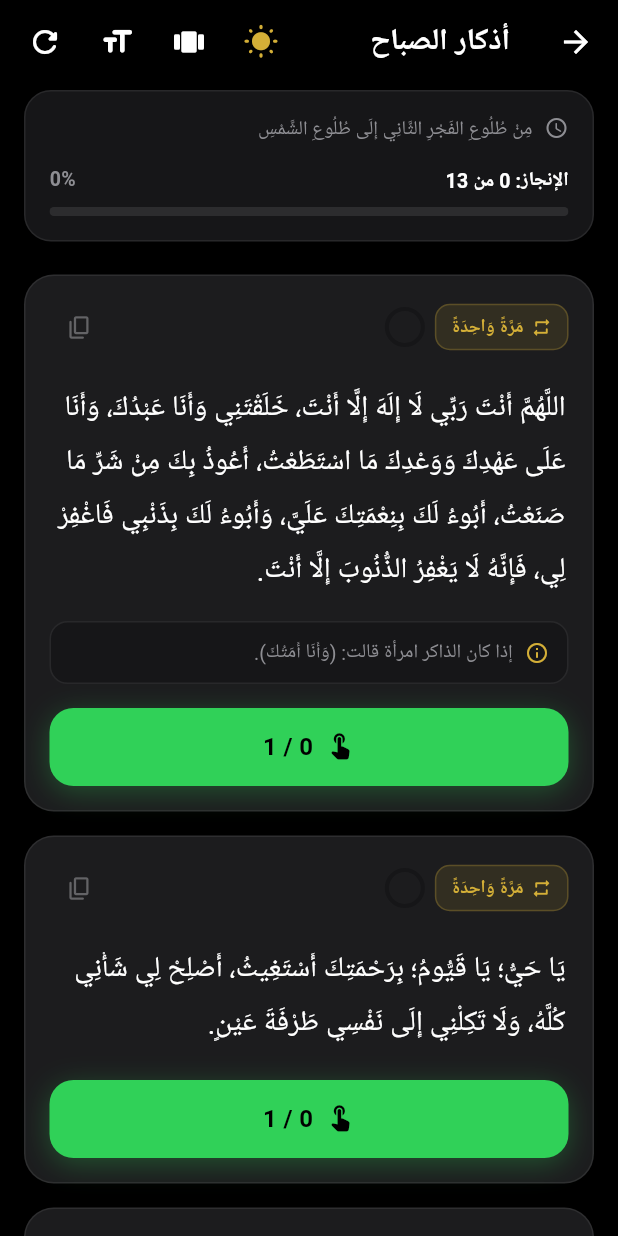
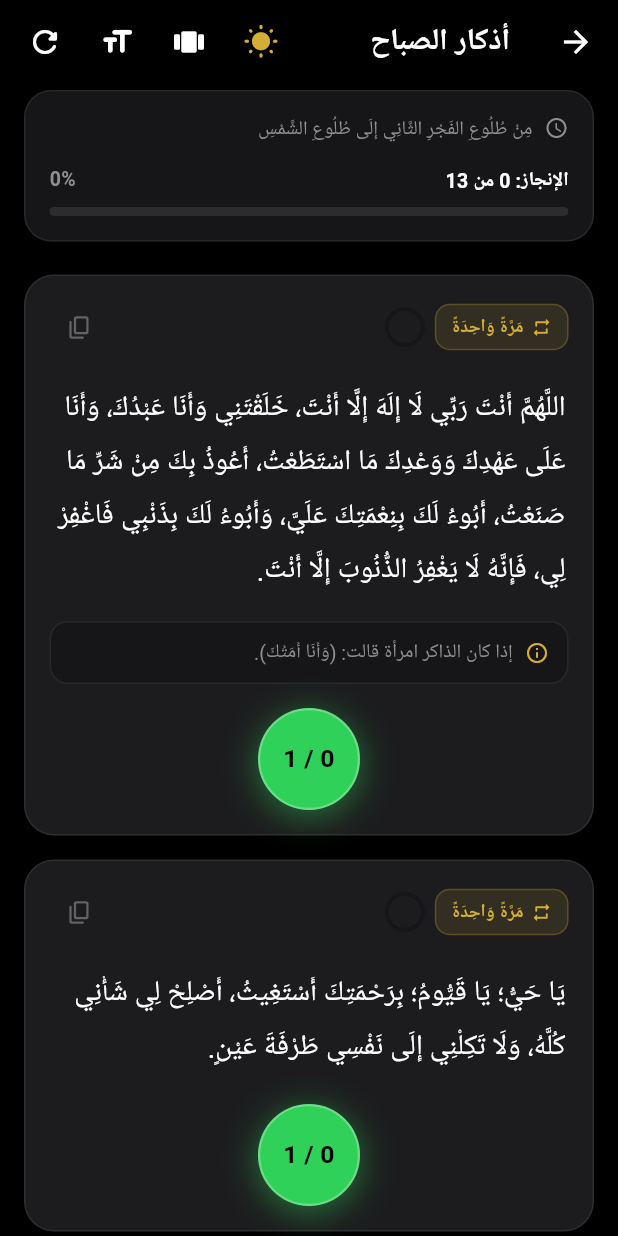
Before and after one commit to Abdelah-on-Git/dzikr, a Flutter app: the screen it shows after launch, after a tap on "أذكار الصباح", on a phone screen of 412 x 824 dp. Run offline on Flutter 3.47's test engine with Material 3 defaults, Android fonts, the phone set to English and light mode, and no system bars; our stand-ins replace shared_preferences.

Commit message:
feat(ui): place circular counter flanked by navigation arrows directly beneath zikr text box

```diff
--- /dev/null
+++ b/lib/widgets/circular_counter_button.dart
@@ -0,0 +1,159 @@
+import 'package:flutter/material.dart';
+import 'package:flutter/services.dart';
+import '../theme/app_colors.dart';
+
+class CircularCounterButton extends StatefulWidget {
+  final int currentCount;
+  final int repeatCount;
+  final bool isCompleted;
+  final VoidCallback onTap;
+  final double size;
+
+  const CircularCounterButton({
+    super.key,
+    required this.currentCount,
+    required this.repeatCount,
+    required this.isCompleted,
+    required this.onTap,
+    this.size = 68.0,
+  });
+
+  @override
+  State<CircularCounterButton> createState() => _CircularCounterButtonState();
+}
+
+class _CircularCounterButtonState extends State<CircularCounterButton>
+    with SingleTickerProviderStateMixin {
+  late AnimationController _pressController;
+  late Animation<double> _scaleAnimation;
+
+  @override
+  void initState() {
+    super.initState();
+    _pressController = AnimationController(
+      vsync: this,
+      duration: const Duration(milliseconds: 90),
+      lowerBound: 0.0,
+      upperBound: 1.0,
+    );
+    _scaleAnimation = Tween<double>(begin: 1.0, end: 0.93).animate(
+      CurvedAnimation(parent: _pressController, curve: Curves.easeInOut),
+    );
+  }
+
+  @override
+  void dispose() {
+    _pressController.dispose();
+    super.dispose();
+  }
+
+  void _onTapDown(TapDownDetails _) {
+    _pressController.forward();
+  }
+
+  void _onTapUp(TapUpDetails _) {
+    _pressController.reverse();
+    if (widget.isCompleted) {
+      HapticFeedback.lightImpact();
+    } else {
+      HapticFeedback.mediumImpact();
+    }
+    widget.onTap();
+  }
+
+  void _onTapCancel() {
+    _pressController.reverse();
+  }
+
+  @override
+  Widget build(BuildContext context) {
+    final colors = AppColors.of(context);
+    final countLabel = widget.repeatCount > 0
+        ? '${widget.currentCount} / ${widget.repeatCount}'
+        : '${widget.currentCount}';
+
+    return ScaleTransition(
+      scale: _scaleAnimation,
+      child: GestureDetector(
+        behavior: HitTestBehavior.opaque,
+        onTapDown: _onTapDown,
+        onTapUp: _onTapUp,
+        onTapCancel: _onTapCancel,
+        child: Container(
+          width: widget.size,
+          height: widget.size,
+          decoration: BoxDecoration(
+            shape: BoxShape.circle,
+            color: widget.isCompleted
+                ? (colors.isDark ? const Color(0xFF132A17) : const Color(0xFF2E7D32))
+                : colors.accentGreen,
+            border: Border.all(
+              color: widget.isCompleted
+                  ? colors.metallicGold
+                  : Colors.white.withValues(alpha: 0.28),
+              width: widget.isCompleted ? 2.0 : 1.5,
+            ),
+            boxShadow: widget.isCompleted
+                ? [
+                    BoxShadow(
+                      color: colors.metallicGold.withValues(alpha: 0.35),
+                      blurRadius: 16,
+                      spreadRadius: 1,
+                      offset: const Offset(0, 3),
+                    ),
+                  ]
+                : [
+                    BoxShadow(
+                      color: colors.greenGlow.withValues(alpha: 0.45),
+                      blurRadius: 18,
+                      spreadRadius: 1,
+                      offset: const Offset(0, 4),
+                    ),
+                  ],
+          ),
+          child: Center(
+            child: widget.isCompleted
+                ? Column(
+                    mainAxisAlignment: MainAxisAlignment.center,
+                    mainAxisSize: MainAxisSize.min,
+                    children: [
+                      Icon(
+                        Icons.check_circle_rounded,
+                        size: 15,
+                        color: colors.metallicGold,
+                      ),
+                      const SizedBox(height: 2),
+                      Padding(
+                        padding: const EdgeInsets.symmetric(horizontal: 4),
+                        child: Text(
+                          'تم الإنجاز (${widget.currentCount} / ${widget.repeatCount})',
+                          textAlign: TextAlign.center,
+                          maxLines: 2,
+                          style: TextStyle(
+                            color: colors.metallicGold,
+                            fontWeight: FontWeight.bold,
+                            fontSize: 9.5,
+                            height: 1.1,
+                          ),
+                        ),
+                      ),
+                    ],
+                  )
+                : Text(
+                    countLabel,
+                    textAlign: TextAlign.center,
+                    style: TextStyle(
+                      color: colors.isDark
+                          ? AppColors.pitchBlack
+                          : Colors.white,
+                      fontWeight: FontWeight.bold,
+                      fontSize: 16.5,
+                      letterSpacing: 0.2,
+                    ),
+                  ),
+          ),
+        ),
+      ),
+    );
+  }
+}
--- a/lib/widgets/zikr_card.dart
+++ b/lib/widgets/zikr_card.dart
@@ -2,8 +2,9 @@ import 'package:flutter/material.dart';
 import 'package:flutter/services.dart';
 import '../models/zikr_item.dart';
 import '../theme/app_colors.dart';
+import 'circular_counter_button.dart';
 
-class ZikrCard extends StatefulWidget {
+class ZikrCard extends StatelessWidget {
   final ZikrItem item;
   final int currentCount;
   final bool isCompleted;
@@ -11,6 +12,7 @@ class ZikrCard extends StatefulWidget {
   final VoidCallback onIncrement;
   final VoidCallback onDecrement;
   final VoidCallback onReset;
+  final bool isCarouselMode;
 
   const ZikrCard({
     super.key,
@@ -21,52 +23,11 @@ class ZikrCard extends StatefulWidget {
     required this.onIncrement,
     required this.onDecrement,
     required this.onReset,
+    this.isCarouselMode = false,
   });
 
-  @override
-  State<ZikrCard> createState() => _ZikrCardState();
-}
-
-class _ZikrCardState extends State<ZikrCard>
-    with SingleTickerProviderStateMixin {
-  late AnimationController _pressController;
-  late Animation<double> _scaleAnimation;
-
-  @override
-  void initState() {
-    super.initState();
-    _pressController = AnimationController(
-      vsync: this,
-      duration: const Duration(milliseconds: 90),
-      lowerBound: 0.0,
-      upperBound: 1.0,
-    );
-    _scaleAnimation = Tween<double>(begin: 1.0, end: 0.98).animate(
-      CurvedAnimation(parent: _pressController, curve: Curves.easeInOut),
-    );
-  }
-
-  @override
-  void dispose() {
-    _pressController.dispose();
-    super.dispose();
-  }
-
-  void _onTapDown(TapDownDetails _) {
-    _pressController.forward();
-  }
-
-  void _onTapUp(TapUpDetails _) {
-    _pressController.reverse();
-    widget.onIncrement();
-  }
-
-  void _onTapCancel() {
-    _pressController.reverse();
-  }
-
   void _copyText(BuildContext context, AppThemeColors colors) {
-    Clipboard.setData(ClipboardData(text: widget.item.text));
+    Clipboard.setData(ClipboardData(text: item.text));
     HapticFeedback.selectionClick();
     ScaffoldMessenger.of(context).showSnackBar(
       SnackBar(
@@ -85,8 +46,8 @@ class _ZikrCardState extends State<ZikrCard>
   @override
   Widget build(BuildContext context) {
     final colors = AppColors.of(context);
-    final progress = (widget.item.repeatCount > 0)
-        ? (widget.currentCount / widget.item.repeatCount).clamp(0.0, 1.0)
+    final progress = (item.repeatCount > 0)
+        ? (currentCount / item.repeatCount).clamp(0.0, 1.0)
         : 0.0;
 
     return Container(
@@ -95,12 +56,12 @@ class _ZikrCardState extends State<ZikrCard>
         color: colors.cardSurface,
         borderRadius: BorderRadius.circular(20),
         border: Border.all(
-          color: widget.isCompleted
+          color: isCompleted
               ? colors.accentGreen.withValues(alpha: 0.45)
               : colors.hairline,
-          width: widget.isCompleted ? 1.5 : 1.0,
+          width: isCompleted ? 1.5 : 1.0,
         ),
-        boxShadow: widget.isCompleted
+        boxShadow: isCompleted
             ? [
                 BoxShadow(
                   color: colors.greenGlow.withValues(alpha: 0.18),
@@ -143,7 +104,7 @@ class _ZikrCardState extends State<ZikrCard>
                       ),
                       const SizedBox(width: 5),
                       Text(
-                        widget.item.repeatText,
+                        item.repeatText,
                         style: TextStyle(
                           color: colors.metallicGold,
                           fontSize: 12,
@@ -167,12 +128,12 @@ class _ZikrCardState extends State<ZikrCard>
                         strokeWidth: 2.8,
                         backgroundColor: colors.surface,
                         valueColor: AlwaysStoppedAnimation<Color>(
-                          widget.isCompleted
+                          isCompleted
                               ? colors.metallicGold
                               : colors.accentGreen.withValues(alpha: 0.85),
                         ),
                       ),
-                      if (widget.isCompleted)
+                      if (isCompleted)
                         Icon(
                           Icons.star_rounded,
                           size: 13,
@@ -185,7 +146,7 @@ class _ZikrCardState extends State<ZikrCard>
                 const Spacer(),
 
                 // Decrement action (subtle header control)
-                if (widget.currentCount > 0)
+                if (currentCount > 0)
                   IconButton(
                     icon: Icon(
                       Icons.remove_circle_outline_rounded,
@@ -193,12 +154,12 @@ class _ZikrCardState extends State<ZikrCard>
                       color: colors.textSecondary,
                     ),
                     tooltip: 'إنقاص',
-                    onPressed: widget.onDecrement,
+                    onPressed: onDecrement,
                     visualDensity: VisualDensity.compact,
                   ),
 
                 // Reset action (subtle header control)
-                if (widget.currentCount > 0)
+                if (currentCount > 0)
                   IconButton(
                     icon: Icon(
                       Icons.replay_rounded,
@@ -206,12 +167,12 @@ class _ZikrCardState extends State<ZikrCard>
                       color: colors.textTertiary,
                     ),
                     tooltip: 'إعادة التعيين',
-                    onPressed: widget.onReset,
+                    onPressed: onReset,
                     visualDensity: VisualDensity.compact,
                   ),
 
                 // Completed Badge
-                if (widget.isCompleted)
+                if (isCompleted)
                   Container(
                     margin: const EdgeInsets.symmetric(horizontal: 4),
                     padding:
@@ -260,15 +221,15 @@ class _ZikrCardState extends State<ZikrCard>
           // Main Arabic Zikr Text (Large interactive tap area)
           GestureDetector(
             behavior: HitTestBehavior.opaque,
-            onTap: widget.onIncrement,
+            onTap: onIncrement,
             child: Padding(
               padding: const EdgeInsets.symmetric(horizontal: 18, vertical: 10),
               child: Text(
-                widget.item.text,
+                item.text,
                 textAlign: TextAlign.right,
                 style: TextStyle(
                   color: colors.textPrimary,
-                  fontSize: 19 * widget.fontScale,
+                  fontSize: 19 * fontScale,
                   height: 1.85,
                   fontWeight: FontWeight.w400,
                   letterSpacing: 0.1,
@@ -278,7 +239,7 @@ class _ZikrCardState extends State<ZikrCard>
           ),
 
           // Note Section (if present)
-          if (widget.item.note != null)
+          if (item.note != null)
             Container(
               margin: const EdgeInsets.symmetric(horizontal: 16, vertical: 6),
               padding: const EdgeInsets.symmetric(horizontal: 12, vertical: 10),
@@ -301,7 +262,7 @@ class _ZikrCardState extends State<ZikrCard>
                   const SizedBox(width: 8),
                   Expanded(
                     child: Text(
-                      widget.item.note!,
+                      item.note!,
                       style: TextStyle(
                         color: colors.textSecondary,
                         fontSize: 13,
@@ -313,91 +274,23 @@ class _ZikrCardState extends State<ZikrCard>
               ),
             ),
 
-          const SizedBox(height: 6),
-
-          // Primary Action Counter Button (Full width, Apple style, no jumping)
-          Padding(
-            padding: const EdgeInsets.fromLTRB(16, 4, 16, 16),
-            child: ScaleTransition(
-              scale: _scaleAnimation,
-              child: GestureDetector(
-                onTapDown: _onTapDown,
-                onTapUp: _onTapUp,
-                onTapCancel: _onTapCancel,
-                child: Container(
-                  height: 52,
-                  decoration: BoxDecoration(
-                    color: widget.isCompleted
-                        ? colors.elevatedSurface
-                        : colors.accentGreen,
-                    borderRadius: BorderRadius.circular(16),
-                    boxShadow: widget.isCompleted
-                        ? null
-                        : [
-                            BoxShadow(
-                              color: colors.greenGlow.withValues(alpha: 0.3),
-                              blurRadius: 16,
-                              offset: const Offset(0, 4),
-                            ),
-                          ],
-                  ),
-                  child: ClipRRect(
-                    borderRadius: BorderRadius.circular(16),
-                    child: Stack(
-                      alignment: Alignment.center,
-                      children: [
-                        // RTL-aware subtle progress fill inside button
-                        if (!widget.isCompleted && progress > 0)
-                          Positioned.fill(
-                            child: Align(
-                              alignment: AlignmentDirectional.centerStart,
-                              child: FractionallySizedBox(
-                                widthFactor: progress,
-                                heightFactor: 1.0,
-                                child: Container(
-                                  color: Colors.white.withValues(alpha: 0.22),
-                                ),
-                              ),
-                            ),
-                          ),
-                        Row(
-                          mainAxisAlignment: MainAxisAlignment.center,
-                          children: [
-                            Icon(
-                              widget.isCompleted
-                                  ? Icons.check_circle_rounded
-                                  : Icons.touch_app_rounded,
-                              color: widget.isCompleted
-                                  ? colors.accentGreen
-                                  : (colors.isDark
-                                      ? AppColors.pitchBlack
-                                      : Colors.white),
-                              size: 20,
-                            ),
-                            const SizedBox(width: 8),
-                            Text(
-                              widget.isCompleted
-                                  ? 'تم الإنجاز (${widget.currentCount} / ${widget.item.repeatCount})'
-                                  : '${widget.currentCount} / ${widget.item.repeatCount}',
-                              style: TextStyle(
-                                color: widget.isCompleted
-                                    ? colors.textPrimary
-                                    : (colors.isDark
-                                        ? AppColors.pitchBlack
-                                        : Colors.white),
-                                fontWeight: FontWeight.bold,
-                                fontSize: 16,
-                              ),
-                            ),
-                          ],
-                        ),
-                      ],
-                    ),
-                  ),
+          // In List Mode: Render circular counter button centered at bottom of card
+          if (!isCarouselMode) ...[
+            const SizedBox(height: 6),
+            Padding(
+              padding: const EdgeInsets.fromLTRB(16, 4, 16, 16),
+              child: Center(
+                child: CircularCounterButton(
+                  currentCount: currentCount,
+                  repeatCount: item.repeatCount,
+                  isCompleted: isCompleted,
+                  onTap: onIncrement,
                 ),
               ),
             ),
-          ),
+          ] else ...[
+            const SizedBox(height: 10),
+          ],
         ],
       ),
     );
```
Also changed, not shown: lib/screens/category_screen.dart (+92 -67 lines), 2 other files.
